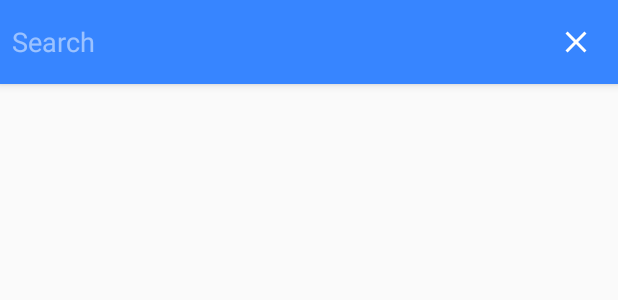
After one commit to friendsofagape/Autographa-Go, an Android app: the layout activity_search.xml on its own in the app's theme, with its tools: preview values and no code run, on a phone screen of 412 x 824 dp. The commit adds this screen. Shown: the top 300 px of the screen. Run offline under Robolectric (Android 15) with nearby library versions, the phone set to English and light mode, and no system bars.

Commit message:
search page and some ui

```diff
--- a/app/src/main/AndroidManifest.xml
+++ b/app/src/main/AndroidManifest.xml
@@ -38,6 +38,10 @@
             android:theme="@style/AppTheme.NoActionBar" >
         </activity>
 
+        <activity android:name=".ui.activities.SearchActivity"
+            android:theme="@style/AppTheme.NoActionBar" >
+        </activity>
+
     </application>
 
 </manifest>
--- a/app/src/main/java/com/bridgeconn/autographago/ui/activities/HomeActivity.java
+++ b/app/src/main/java/com/bridgeconn/autographago/ui/activities/HomeActivity.java
@@ -1,5 +1,6 @@
 package com.bridgeconn.autographago.ui.activities;
 
+import android.content.Intent;
 import android.os.Bundle;
 import android.support.v7.app.AppCompatActivity;
 import android.support.v7.widget.LinearLayoutManager;
@@ -85,6 +86,8 @@ public class HomeActivity extends AppCompatActivity implements View.OnClickListe
                 break;
             }
             case R.id.item3: {
+                Intent searchIntent = new Intent(this, SearchActivity.class);
+                startActivity(searchIntent);
                 break;
             }
             case R.id.item4: {
--- /dev/null
+++ b/app/src/main/res/drawable/ic_close_white.xml
@@ -0,0 +1,9 @@
+<vector xmlns:android="http://schemas.android.com/apk/res/android"
+        android:width="24dp"
+        android:height="24dp"
+        android:viewportWidth="24.0"
+        android:viewportHeight="24.0">
+    <path
+        android:pathData="M19,6.41L17.59,5 12,10.59 6.41,5 5,6.41 10.59,12 5,17.59 6.41,19 12,13.41 17.59,19 19,17.59 13.41,12z"
+        android:fillColor="#FFFFFF"/>
+</vector>
--- a/app/src/main/res/layout/activity_book.xml
+++ b/app/src/main/res/layout/activity_book.xml
@@ -63,6 +63,7 @@
         android:layout_width="match_parent"
         android:layout_height="match_parent"
         android:orientation="horizontal"
+        android:layout_margin="@dimen/activity_horizontal_margin"
         app:layout_behavior="@string/appbar_scrolling_view_behavior">
 
         <android.support.v7.widget.RecyclerView
--- /dev/null
+++ b/app/src/main/res/layout/activity_search.xml
@@ -0,0 +1,68 @@
+<?xml version="1.0" encoding="utf-8"?>
+<android.support.design.widget.CoordinatorLayout
+    xmlns:android="http://schemas.android.com/apk/res/android"
+    xmlns:app="http://schemas.android.com/apk/res-auto"
+    android:layout_width="match_parent"
+    android:layout_height="match_parent">
+
+    <android.support.design.widget.AppBarLayout
+        xmlns:android="http://schemas.android.com/apk/res/android"
+        xmlns:app="http://schemas.android.com/apk/res-auto"
+        android:layout_width="match_parent"
+        android:layout_height="wrap_content"
+        android:theme="@style/AppTheme.AppBarOverlay">
+
+        <android.support.v7.widget.Toolbar
+            android:id="@+id/toolbar"
+            android:layout_width="match_parent"
+            android:layout_height="?attr/actionBarSize"
+            app:contentInsetLeft="0dp"
+            app:contentInsetStart="0dp">
+
+            <LinearLayout
+                android:layout_width="match_parent"
+                android:layout_height="match_parent"
+                android:layout_weight="1"
+                android:orientation="horizontal"
+                android:padding="@dimen/default_content_padding">
+
+                <android.support.v7.widget.AppCompatEditText
+                    android:id="@+id/et_search"
+                    android:layout_width="0dp"
+                    android:layout_height="match_parent"
+                    android:layout_weight="1"
+                    android:background="@null"
+                    android:hint="@string/search_hint"
+                    android:imeOptions="actionSearch"
+                    android:inputType="text"
+                    android:maxLines="1"
+                    android:theme="@style/EditTextLight" />
+
+                <ImageView
+                    android:id="@+id/iv_close"
+                    android:layout_width="wrap_content"
+                    android:layout_height="wrap_content"
+                    android:layout_gravity="center_vertical"
+                    android:layout_margin="@dimen/default_content_padding"
+                    android:src="@drawable/ic_close_white" />
+
+            </LinearLayout>
+
+        </android.support.v7.widget.Toolbar>
+
+    </android.support.design.widget.AppBarLayout>
+
+    <LinearLayout
+        android:layout_width="match_parent"
+        android:layout_height="match_parent"
+        android:orientation="vertical"
+        app:layout_behavior="@string/appbar_scrolling_view_behavior">
+
+        <android.support.v7.widget.RecyclerView
+            android:id="@+id/list_results"
+            android:layout_width="match_parent"
+            android:layout_height="match_parent"/>
+
+    </LinearLayout>
+
+</android.support.design.widget.CoordinatorLayout>
--- a/app/src/main/res/values/strings.xml
+++ b/app/src/main/res/values/strings.xml
@@ -1,4 +1,6 @@
 <resources>
     <string name="app_name">Autographa Go</string>
     <string name="unzip_file">Unzip file</string>
+
+    <string name="search_hint">Search</string>
 </resources>
--- a/app/src/main/res/values/styles.xml
+++ b/app/src/main/res/values/styles.xml
@@ -13,4 +13,12 @@
         <item name="windowNoTitle">true</item>
     </style>
 
+    <style name="AppTheme.AppBarOverlay" parent="ThemeOverlay.AppCompat.Dark.ActionBar" />
+
+    <style name="EditTextLight">
+        <item name="colorControlNormal">@color/black_40</item>
+        <item name="colorControlActivated">@color/black_40</item>
+        <item name="colorControlHighlight">@color/black_40</item>
+    </style>
+
 </resources>
```
Also changed, not shown: app/src/main/java/com/bridgeconn/autographago/ormutils/AllSpecifications.java (+30 -0 lines), app/src/main/java/com/bridgeconn/autographago/ui/activities/SearchActivity.java (added, +144 -0 lines).
